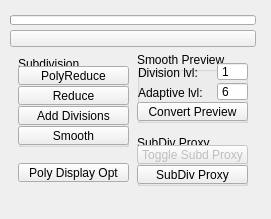
The window that ui/1_base_menus/2_sub_menus/3_main_menus/subdivision.ui (m3trik/Scripts_portable) describes before a commit, drawn with Qt 5.
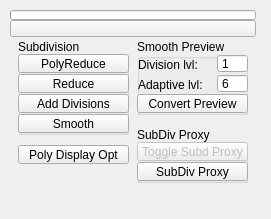
The same window after the commit. Custom widgets are drawn as their Qt base class.

The edit to the form file:
```diff
--- a/ui/1_base_menus/2_sub_menus/3_main_menus/subdivision.ui
+++ b/ui/1_base_menus/2_sub_menus/3_main_menus/subdivision.ui
@@ -44,7 +44,7 @@
       <x>10</x>
       <y>10</y>
       <width>246</width>
-      <height>181</height>
+      <height>190</height>
      </rect>
     </property>
     <layout class="QGridLayout" name="gridLayout_2">
@@ -88,6 +88,12 @@
          </property>
          <item>
           <widget class="QGroupBox" name="subdivision">
+           <property name="minimumSize">
+            <size>
+             <width>0</width>
+             <height>96</height>
+            </size>
+           </property>
            <property name="maximumSize">
             <size>
              <width>111</width>
@@ -104,7 +110,7 @@
             <property name="geometry">
              <rect>
               <x>0</x>
-              <y>30</y>
+              <y>35</y>
               <width>111</width>
               <height>19</height>
              </rect>
@@ -135,7 +141,7 @@
             <property name="geometry">
              <rect>
               <x>0</x>
-              <y>50</y>
+              <y>55</y>
               <width>111</width>
               <height>19</height>
              </rect>
@@ -203,7 +209,7 @@
             <property name="geometry">
              <rect>
               <x>0</x>
-              <y>70</y>
+              <y>75</y>
               <width>111</width>
               <height>19</height>
              </rect>
@@ -234,7 +240,7 @@
             <property name="geometry">
              <rect>
               <x>0</x>
-              <y>10</y>
+              <y>15</y>
               <width>111</width>
               <height>19</height>
              </rect>
@@ -288,6 +294,19 @@
            </property>
           </widget>
          </item>
+         <item>
+          <spacer name="verticalSpacer">
+           <property name="orientation">
+            <enum>Qt::Vertical</enum>
+           </property>
+           <property name="sizeHint" stdset="0">
+            <size>
+             <width>20</width>
+             <height>40</height>
+            </size>
+           </property>
+          </spacer>
+         </item>
         </layout>
        </item>
        <item>
@@ -297,6 +316,12 @@
          </property>
          <item>
           <widget class="QGroupBox" name="gb000">
+           <property name="minimumSize">
+            <size>
+             <width>0</width>
+             <height>76</height>
+            </size>
+           </property>
            <property name="maximumSize">
             <size>
              <width>111</width>
@@ -310,7 +335,7 @@
             <property name="geometry">
              <rect>
               <x>1</x>
-              <y>30</y>
+              <y>35</y>
               <width>81</width>
               <height>21</height>
              </rect>
@@ -326,7 +351,7 @@
             <property name="geometry">
              <rect>
               <x>0</x>
-              <y>50</y>
+              <y>55</y>
               <width>111</width>
               <height>19</height>
              </rect>
@@ -354,7 +379,7 @@
             <property name="geometry">
              <rect>
               <x>80</x>
-              <y>10</y>
+              <y>15</y>
               <width>31</width>
               <height>19</height>
              </rect>
@@ -394,7 +419,7 @@
             <property name="geometry">
              <rect>
               <x>1</x>
-              <y>10</y>
+              <y>15</y>
               <width>81</width>
               <height>22</height>
              </rect>
@@ -407,7 +432,7 @@
             <property name="geometry">
              <rect>
               <x>80</x>
-              <y>30</y>
+              <y>35</y>
               <width>31</width>
               <height>19</height>
              </rect>
@@ -447,6 +472,12 @@
          </item>
          <item>
           <widget class="QGroupBox" name="groupBox_2">
+           <property name="minimumSize">
+            <size>
+             <width>0</width>
+             <height>56</height>
+            </size>
+           </property>
            <property name="maximumSize">
             <size>
              <width>111</width>
@@ -463,7 +494,7 @@
             <property name="geometry">
              <rect>
               <x>0</x>
-              <y>30</y>
+              <y>35</y>
               <width>111</width>
               <height>19</height>
              </rect>
@@ -497,7 +528,7 @@
             <property name="geometry">
              <rect>
               <x>0</x>
-              <y>10</y>
+              <y>15</y>
               <width>111</width>
               <height>19</height>
              </rect>
@@ -526,6 +557,19 @@
            </widget>
           </widget>
          </item>
+         <item>
+          <spacer name="verticalSpacer_2">
+           <property name="orientation">
+            <enum>Qt::Vertical</enum>
+           </property>
+           <property name="sizeHint" stdset="0">
+            <size>
+             <width>20</width>
+             <height>40</height>
+            </size>
+           </property>
+          </spacer>
+         </item>
         </layout>
        </item>
       </layout>
```
Left out of the diff: 2 changed lines with no effect on the pictures.
